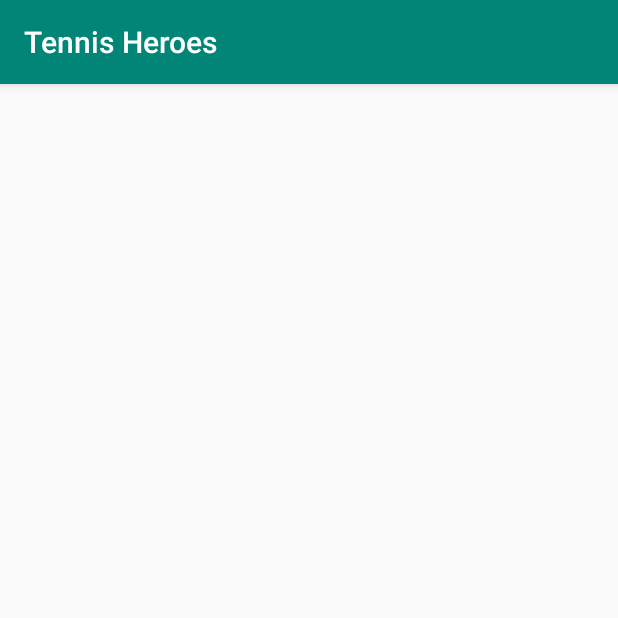
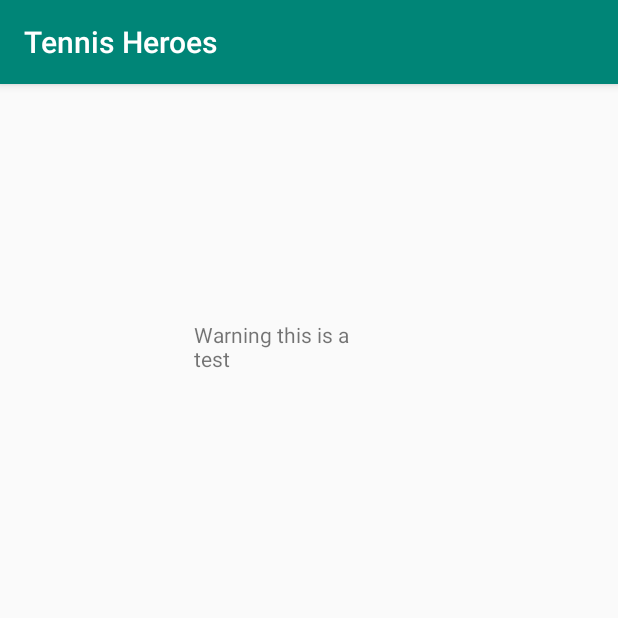
Before and after one commit to Dev-Luke-A/TennisHeroes, an Android app: the MainActivity screen opened directly, with no data from a screen before it, on a phone screen of 412 x 824 dp, the top half of it. Run offline under Robolectric (Android 15) with nearby library versions, the phone set to English and light mode, and no system bars.

Commit message:
Test! added warning this is a test text view in activity_main.xml

```diff
--- a/app/src/main/java/com/game/tennisheroes/HomeScreen.java
+++ b/app/src/main/java/com/game/tennisheroes/HomeScreen.java
@@ -19,8 +19,8 @@ public class HomeScreen extends AppCompatActivity {
             public void onClick(View v) {
                 final MediaPlayer mp = MediaPlayer.create(getApplicationContext(), R.raw.click);
                 mp.start();
-                Intent intent = new Intent(getApplicationContext(), MainActivity.class);
-                startActivity(intent);
+               Intent intent = new Intent(getApplicationContext(), MainActivity.class);
+              startActivity(intent);
             }
         });
 
--- a/app/src/main/res/layout/activity_main.xml
+++ b/app/src/main/res/layout/activity_main.xml
@@ -6,4 +6,21 @@
     android:layout_height="match_parent"
     tools:context=".MainActivity">
 
+    <TextView
+        android:id="@+id/textView"
+        android:layout_width="126dp"
+        android:layout_height="49dp"
+        android:layout_marginStart="129dp"
+        android:layout_marginLeft="129dp"
+        android:layout_marginTop="157dp"
+        android:layout_marginEnd="129dp"
+        android:layout_marginRight="129dp"
+        android:layout_marginBottom="303dp"
+        android:text="@string/warning_this_is_a_test"
+        app:layout_constraintBottom_toBottomOf="parent"
+        app:layout_constraintEnd_toEndOf="parent"
+        app:layout_constraintHorizontal_bias="0.0"
+        app:layout_constraintStart_toStartOf="parent"
+        app:layout_constraintTop_toTopOf="parent"
+        app:layout_constraintVertical_bias="0.0" />
 </android.support.constraint.ConstraintLayout>
--- a/app/src/main/res/values/strings.xml
+++ b/app/src/main/res/values/strings.xml
@@ -1,3 +1,5 @@
 <resources>
     <string name="app_name">Tennis Heroes</string>
+    <string name="textview">TextView</string>
+    <string name="warning_this_is_a_test">Warning this is a test</string>
 </resources>
```
